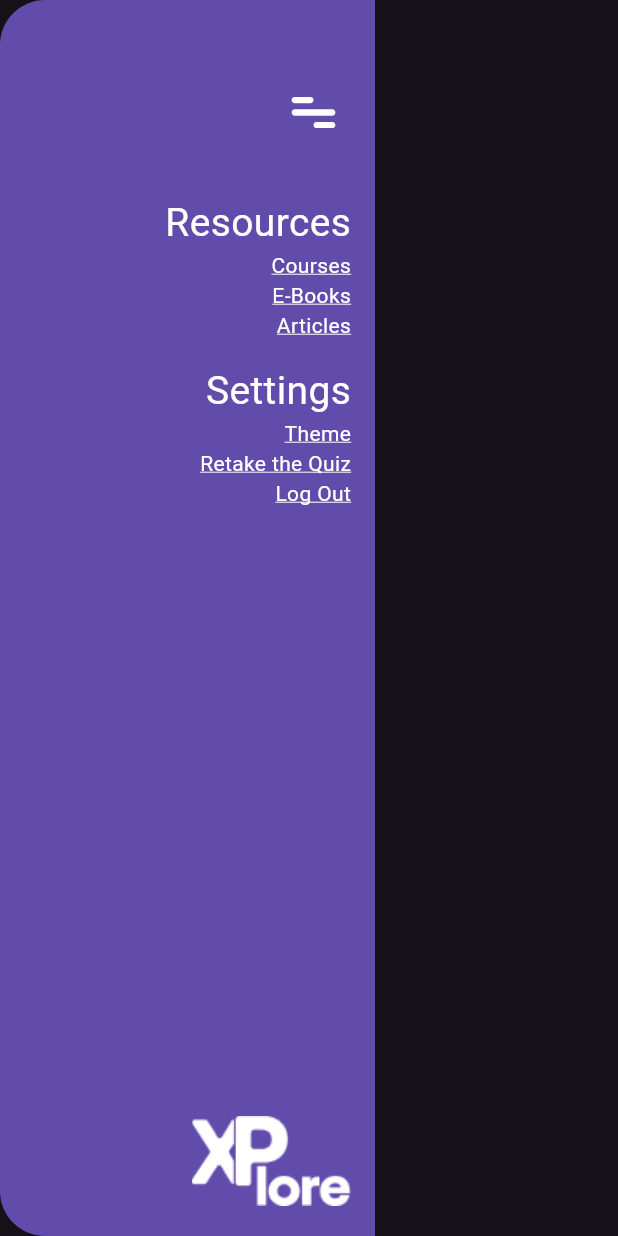
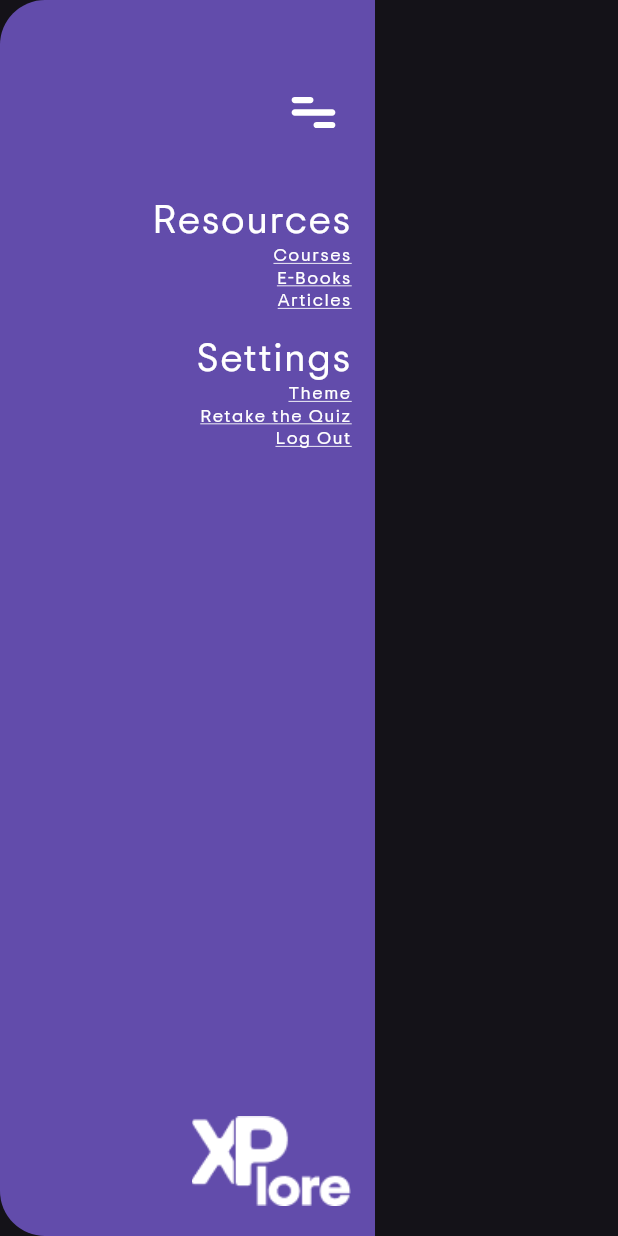
Before and after one commit to tapoban123/CIEM-Hackathon-2024, a Flutter app: the EndDrawer widget shown alone on an empty page, opened directly, on a phone screen of 412 x 824 dp. Run offline on Flutter 3.47's test engine with Material 3 defaults, Android fonts, the phone set to English and light mode, and no system bars; our stand-ins replace flutter_riverpod, flutter_svg, shared_preferences; accounts and stored records are empty; network calls fail.

Commit message:
Removed some files

```diff
--- a/mobile-app/front-end/hackathon_mobile_app/lib/home_navigation/widgets/end_drawer.dart
+++ b/mobile-app/front-end/hackathon_mobile_app/lib/home_navigation/widgets/end_drawer.dart
@@ -11,6 +11,8 @@ class EndDrawer extends ConsumerWidget {
 
   @override
   Widget build(BuildContext context, WidgetRef ref) {
+    final TextStyle textStyle = Theme.of(context).textTheme.displaySmall!;
+
     return Drawer(
       shape: const RoundedRectangleBorder(
         borderRadius: BorderRadius.only(
@@ -40,52 +42,42 @@ class EndDrawer extends ConsumerWidget {
             const SizedBox(
               height: 30,
             ),
-            const Text(
+            Text(
               "Resources",
-              style: TextStyle(fontSize: 26),
+              style: textStyle.copyWith(fontSize: 26),
             ),
             GestureDetector(
               onTap: () {
                 ref.read(navigationProvider.notifier).navigateToPage(4);
                 ScaffoldKey.scaffoldKey.currentState!.closeEndDrawer();
               },
-              child: const Text(
+              child: Text(
                 "Courses",
-                style: TextStyle(
-                  decoration: TextDecoration.underline,
-                ),
+                style: textStyle.copyWith(decoration: TextDecoration.underline),
               ),
             ),
-            const Text(
+            Text(
               "E-Books",
-              style: TextStyle(
-                decoration: TextDecoration.underline,
-              ),
+              style: textStyle.copyWith(decoration: TextDecoration.underline),
             ),
-            const Text(
+            Text(
               "Articles",
-              style: TextStyle(
-                decoration: TextDecoration.underline,
-              ),
+              style: textStyle.copyWith(decoration: TextDecoration.underline),
             ),
             const SizedBox(
               height: 15,
             ),
-            const Text(
+            Text(
               "Settings",
-              style: TextStyle(fontSize: 26),
+              style: textStyle.copyWith(fontSize: 26),
             ),
-            const Text(
+            Text(
               "Theme",
-              style: TextStyle(
-                decoration: TextDecoration.underline,
-              ),
+              style: textStyle.copyWith(decoration: TextDecoration.underline),
             ),
-            const Text(
+            Text(
               "Retake the Quiz",
-              style: TextStyle(
-                decoration: TextDecoration.underline,
-              ),
+              style: textStyle.copyWith(decoration: TextDecoration.underline),
             ),
             GestureDetector(
               onTap: () {
@@ -118,11 +110,9 @@ class EndDrawer extends ConsumerWidget {
                     .read(localDatabaseServiceProvider.notifier)
                     .storeData(false);
               },
-              child: const Text(
+              child: Text(
                 "Log Out",
-                style: TextStyle(
-                  decoration: TextDecoration.underline,
-                ),
+                style: textStyle.copyWith(decoration: TextDecoration.underline),
               ),
             ),
             const Spacer(),
--- a/mobile-app/front-end/hackathon_mobile_app/lib/pages/community/widgets/community_drawer.dart
+++ b/mobile-app/front-end/hackathon_mobile_app/lib/pages/community/widgets/community_drawer.dart
@@ -7,7 +7,6 @@ class CommunityDrawer extends StatelessWidget {
   @override
   Widget build(BuildContext context) {
     return Drawer(
-
       width: 250,
       backgroundColor: const Color(0xffFF7340),
       child: Padding(
--- a/mobile-app/front-end/hackathon_mobile_app/lib/pages/home/home_page.dart
+++ b/mobile-app/front-end/hackathon_mobile_app/lib/pages/home/home_page.dart
@@ -121,9 +121,9 @@ class _HomePageState extends ConsumerState<HomePage> {
                     height: 250,
                     child: ListView.builder(
                       scrollDirection: Axis.horizontal,
-                      itemCount: generalEBooks.length,
+                      itemCount: eBooks.length,
                       itemBuilder: (context, index) {
-                        final eachEbook = generalEBooks[index];
+                        final eachEbook = eBooks[index];
 
                         return EBooksCard(
                           eBookImageUrl: eachEbook['url'],
--- a/mobile-app/front-end/hackathon_mobile_app/pubspec.yaml
+++ b/mobile-app/front-end/hackathon_mobile_app/pubspec.yaml
@@ -48,7 +48,7 @@ dev_dependencies:
 flutter_launcher_icons:
   android: "launcher_icon"
   ios: true
-  image_path: "assets/images/app_logo.png"
+  image_path: "assets/images/app_logo_svg.svg"
   # The "flutter_lints" package below contains a set of recommended lints to
   # encourage good coding practices. The lint set provided by the package is
   # activated in the `analysis_options.yaml` file located at the root of your
```
Also changed, not shown: mobile-app/front-end/hackathon_mobile_app/lib/data/e_books.dart (+18 -16 lines), mobile-app/front-end/hackathon_mobile_app/assets/images/app_logo_svg.svg (added), 4 other files.
